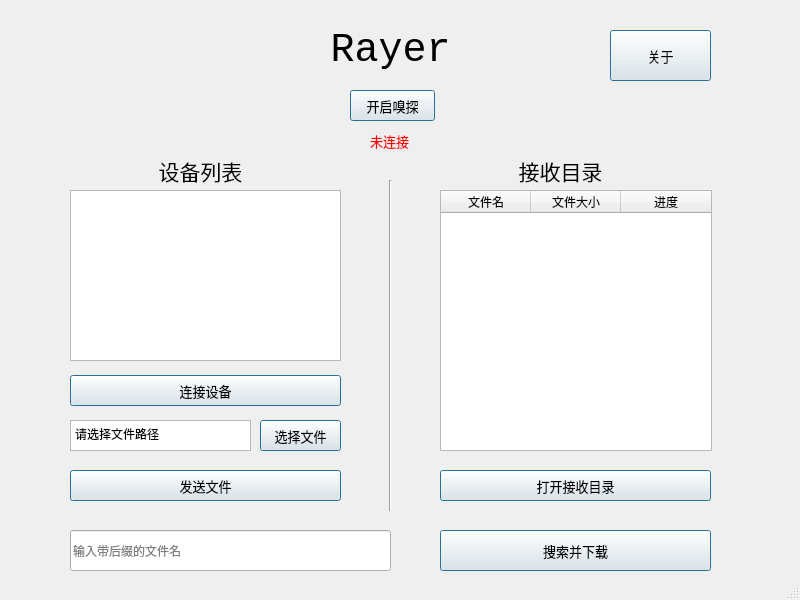
Above: home.ui from AnCoSONG/RayerV before the change. Below: the same form after it.
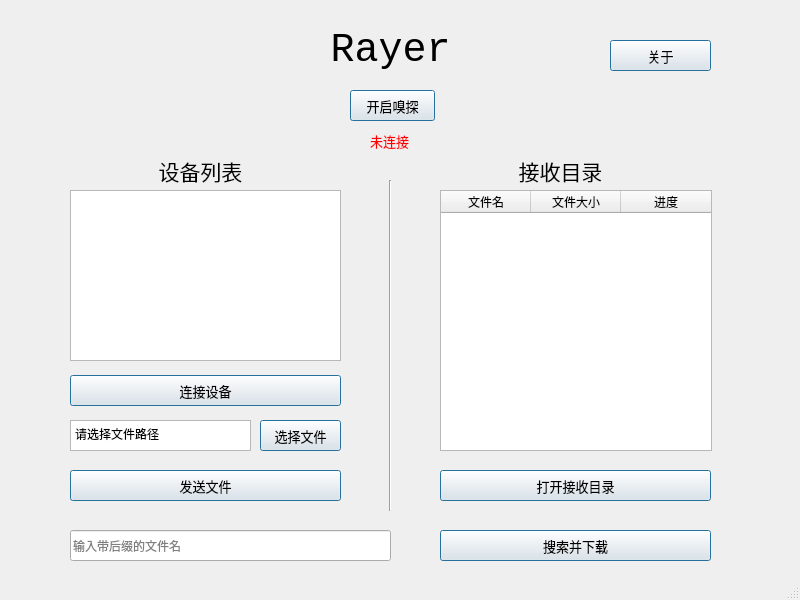
That is the form after the change.

```diff
--- a/home.ui
+++ b/home.ui
@@ -339,9 +339,9 @@
     <property name="geometry">
      <rect>
       <x>610</x>
-      <y>30</y>
+      <y>40</y>
       <width>101</width>
-      <height>51</height>
+      <height>31</height>
      </rect>
     </property>
     <property name="font">
@@ -428,7 +428,7 @@
       <x>70</x>
       <y>530</y>
       <width>321</width>
-      <height>41</height>
+      <height>31</height>
      </rect>
     </property>
     <property name="text">
@@ -444,7 +444,7 @@
       <x>440</x>
       <y>530</y>
       <width>271</width>
-      <height>41</height>
+      <height>31</height>
      </rect>
     </property>
     <property name="font">
```
Left out of the diff: 2 changed lines with no effect on the pictures.
